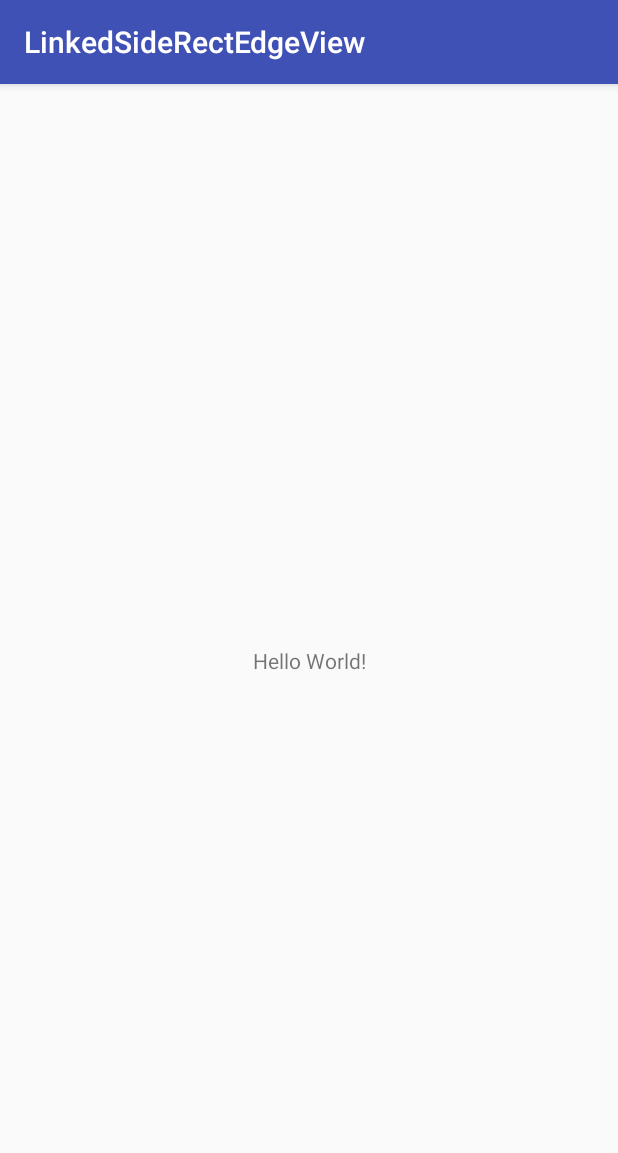
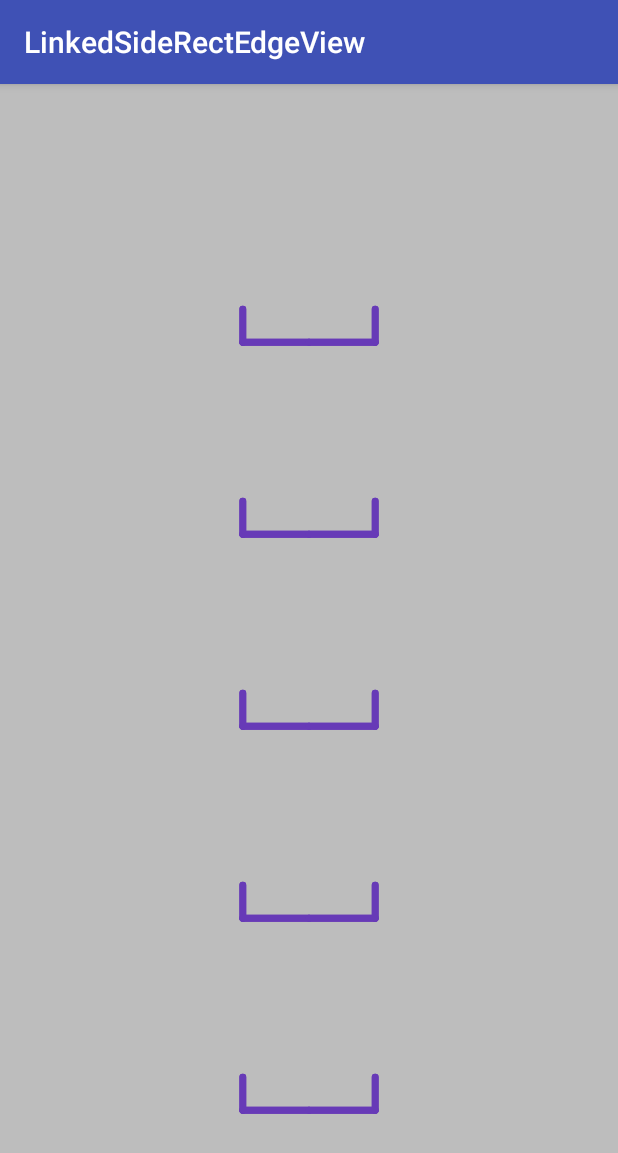
Before and after one commit to Anwesh43/LinkedSideRectEdgeView, an Android app: the screen it shows after launch (MainActivity), on a phone screen of 412 x 824 dp. Shown: the top 1153 px of the screen. Run offline under Robolectric (Android 15) with nearby library versions, the phone set to English and light mode, and no system bars.

```diff
--- a/app/build.gradle
+++ b/app/build.gradle
@@ -27,6 +27,7 @@ dependencies {
     androidTestImplementation 'com.android.support.test:runner:1.0.1'
     androidTestImplementation 'com.android.support.test.espresso:espresso-core:3.0.1'
     compile "org.jetbrains.kotlin:kotlin-stdlib-jre7:$kotlin_version"
+    compile project(":siderectedgeview")
 }
 repositories {
     mavenCentral()
--- a/app/src/main/java/com/anwesh/uiprojects/linkedsiderectedgeview/MainActivity.kt
+++ b/app/src/main/java/com/anwesh/uiprojects/linkedsiderectedgeview/MainActivity.kt
@@ -2,11 +2,12 @@ package com.anwesh.uiprojects.linkedsiderectedgeview
 
 import android.support.v7.app.AppCompatActivity
 import android.os.Bundle
+import com.anwesh.uiprojects.siderectedgeview.SideRectEdgeView
 
 class MainActivity : AppCompatActivity() {
 
     override fun onCreate(savedInstanceState: Bundle?) {
         super.onCreate(savedInstanceState)
-        setContentView(R.layout.activity_main)
+        SideRectEdgeView.create(this)
     }
 }
```
